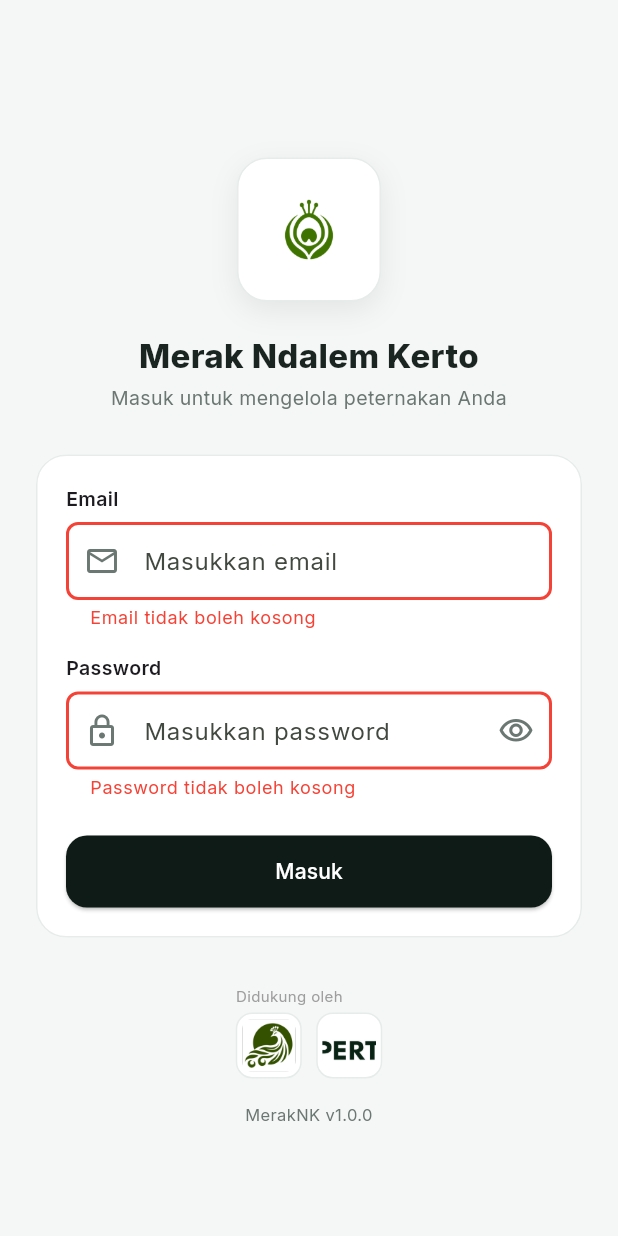
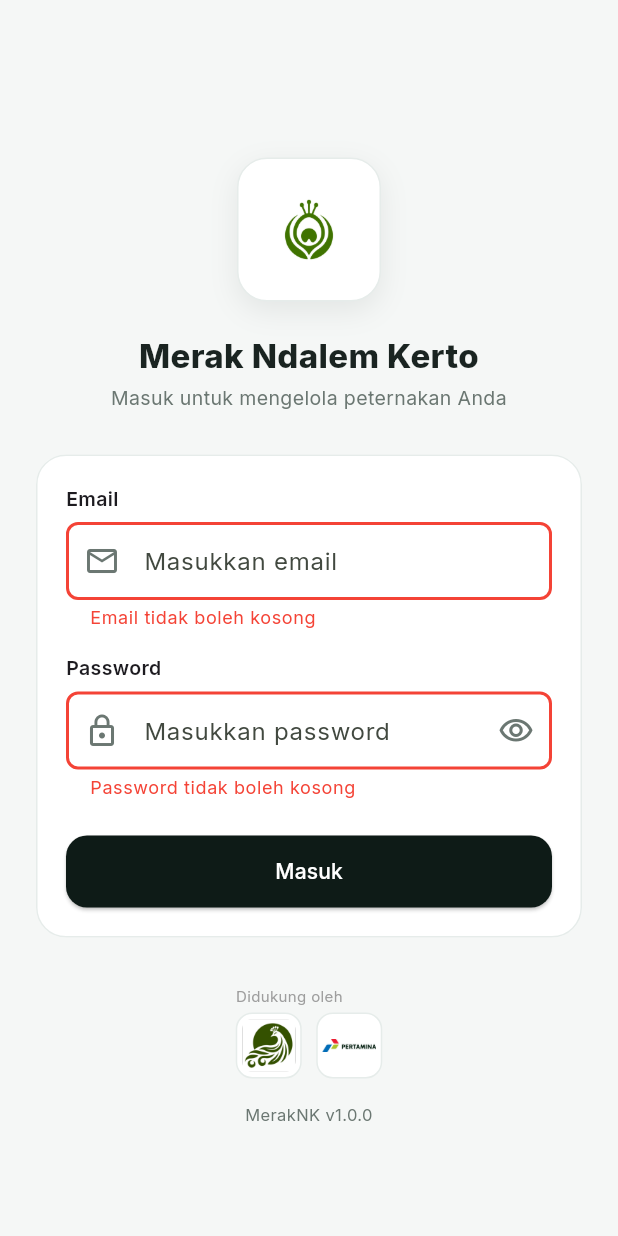
Before and after one commit to rosyiddd666999/Mobile-Merak-IoT, a Flutter app: the screen it shows after launch, after a tap on "Masuk", on a phone screen of 412 x 824 dp. Run offline on Flutter 3.47's test engine with Material 3 defaults, Android fonts, the phone set to English and light mode, and no system bars; our stand-ins replace connectivity_plus, dio, fl_chart, flutter_dotenv, flutter_riverpod, flutter_secure_storage and 3 more; missing offline and left inert: mjpeg_view, mqtt_client; generated files the repository leaves out were written again; network calls fail.

Commit message:
ui: header logo mitra diperbesar di leading, pertamina menyesuaikan lebar

```diff
--- a/lib/features/splash/splash_screen.dart
+++ b/lib/features/splash/splash_screen.dart
@@ -6,6 +6,7 @@ import '../../core/theme.dart';
 import '../../data/models/auth_response.dart';
 import '../../data/providers/api_client_provider.dart';
 import '../../data/providers/auth_provider.dart';
+import '../../shared/partner_logos.dart';
 
 class SplashScreen extends ConsumerStatefulWidget {
   const SplashScreen({super.key});
@@ -111,23 +112,6 @@ class _SplashScreenState extends ConsumerState<SplashScreen>
     _timer?.cancel();
     _anim.dispose();
     super.dispose();
-  }
-
-  /// Logo mitra dibungkus putih (JPEG tak transparan).
-  Widget _partnerLogo(String asset) {
-    return Container(
-      width: 56,
-      height: 56,
-      padding: const EdgeInsets.all(4),
-      decoration: BoxDecoration(
-        color: Colors.white,
-        borderRadius: BorderRadius.circular(14),
-      ),
-      child: ClipRRect(
-        borderRadius: BorderRadius.circular(10),
-        child: Image.asset(asset, fit: BoxFit.cover),
-      ),
-    );
   }
 
   @override
@@ -244,14 +228,7 @@ class _SplashScreenState extends ConsumerState<SplashScreen>
                       ),
                     ),
                     const SizedBox(height: 10),
-                    Row(
-                      mainAxisSize: MainAxisSize.min,
-                      children: [
-                        _partnerLogo('assets/images/logo-kel-merak.jpeg'),
-                        const SizedBox(width: 12),
-                        _partnerLogo('assets/images/logo-pertamina.jpeg'),
-                      ],
-                    ),
+                    const PartnerLogos(size: 56, wide: true),
                   ],
                 ),
               ),
--- a/lib/shared/partner_logos.dart
+++ b/lib/shared/partner_logos.dart
@@ -2,39 +2,45 @@ import 'package:flutter/material.dart';
 
 /// Logo mitra kerjasama — dipakai di splash, login, dan header menu utama.
 /// Sekali buat, parameter dinamis via [size].
+/// [wide]: mode header — logo kotak tetap [size]×[size], logo Pertamina
+/// yang memanjang menyesuaikan lebar ([size]×2.8) dengan fit contain.
 class PartnerLogos extends StatelessWidget {
   final double size;
   final bool showLabel;
+  final bool wide;
 
-  const PartnerLogos({super.key, this.size = 40, this.showLabel = false});
+  const PartnerLogos(
+      {super.key, this.size = 40, this.showLabel = false, this.wide = false});
 
-  static const _assets = [
-    'assets/images/logo-kel-merak.jpeg',
-    'assets/images/logo-pertamina.jpeg',
-  ];
+  static const _squareLogo = 'assets/images/logo-kel-merak.jpeg';
+  static const _wideLogo = 'assets/images/logo-pertamina.jpeg';
+
+  Widget _box(String asset, {required double width, required double height}) {
+    return Container(
+      width: width,
+      height: height,
+      padding: EdgeInsets.all(size * 0.07),
+      decoration: BoxDecoration(
+        color: Colors.white,
+        borderRadius: BorderRadius.circular(size * 0.25),
+        border: Border.all(color: const Color(0xFFE6ECEA)),
+      ),
+      child: ClipRRect(
+        borderRadius: BorderRadius.circular(size * 0.18),
+        child: Image.asset(asset, fit: BoxFit.contain),
+      ),
+    );
+  }
 
   @override
   Widget build(BuildContext context) {
     final row = Row(
       mainAxisSize: MainAxisSize.min,
       children: [
-        for (var i = 0; i < _assets.length; i++) ...[
-          if (i > 0) SizedBox(width: size * 0.22),
-          Container(
-            width: size,
-            height: size,
-            padding: EdgeInsets.all(size * 0.07),
-            decoration: BoxDecoration(
-              color: Colors.white,
-              borderRadius: BorderRadius.circular(size * 0.25),
-              border: Border.all(color: const Color(0xFFE6ECEA)),
-            ),
-            child: ClipRRect(
-              borderRadius: BorderRadius.circular(size * 0.18),
-              child: Image.asset(_assets[i], fit: BoxFit.cover),
-            ),
-          ),
-        ],
+        _box(_squareLogo, width: size, height: size),
+        SizedBox(width: size * 0.22),
+        _box(_wideLogo,
+            width: wide ? size * 2.8 : size, height: size),
       ],
     );
     if (!showLabel) return row;
--- a/lib/shared/root_app_bar.dart
+++ b/lib/shared/root_app_bar.dart
@@ -7,8 +7,8 @@ import '../data/providers/auth_provider.dart';
 import '../data/providers/demo_provider.dart';
 import 'partner_logos.dart';
 
-/// AppBar untuk 5 rute utama (tab bottom nav): judul tab di kiri atas +
-/// logo mitra, tanpa tombol back — + notifikasi & avatar profil di kanan.
+/// AppBar untuk 5 rute utama (tab bottom nav): logo mitra diperbesar di
+/// kiri (leading) sebagai pengganti judul — + notifikasi & avatar di kanan.
 class RootAppBar extends ConsumerWidget implements PreferredSizeWidget {
   final String title;
   final List<Widget>? actions;
@@ -32,20 +32,14 @@ class RootAppBar extends ConsumerWidget implements PreferredSizeWidget {
     return AppBar(
       automaticallyImplyLeading: false,
       centerTitle: false,
-      title: Text(
-        title,
-        style: const TextStyle(
-          fontSize: 18,
-          fontWeight: FontWeight.w800,
-          color: AppColors.textDark,
-        ),
+      leadingWidth: 200,
+      leading: const Padding(
+        padding: EdgeInsets.only(left: 12),
+        child: Center(child: PartnerLogos(size: 38, wide: true)),
       ),
+      title: null,
       actions: [
         ...?actions,
-        const Padding(
-          padding: EdgeInsets.only(right: 4),
-          child: Center(child: PartnerLogos(size: 26)),
-        ),
         Stack(
           alignment: Alignment.center,
           children: [
```
